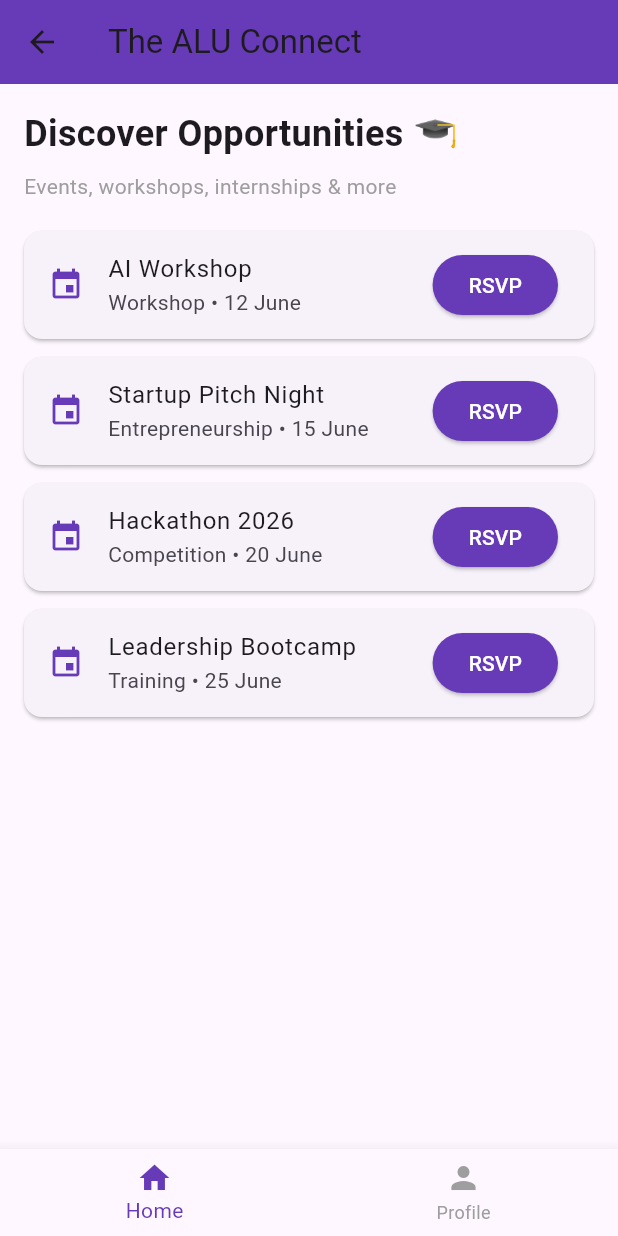
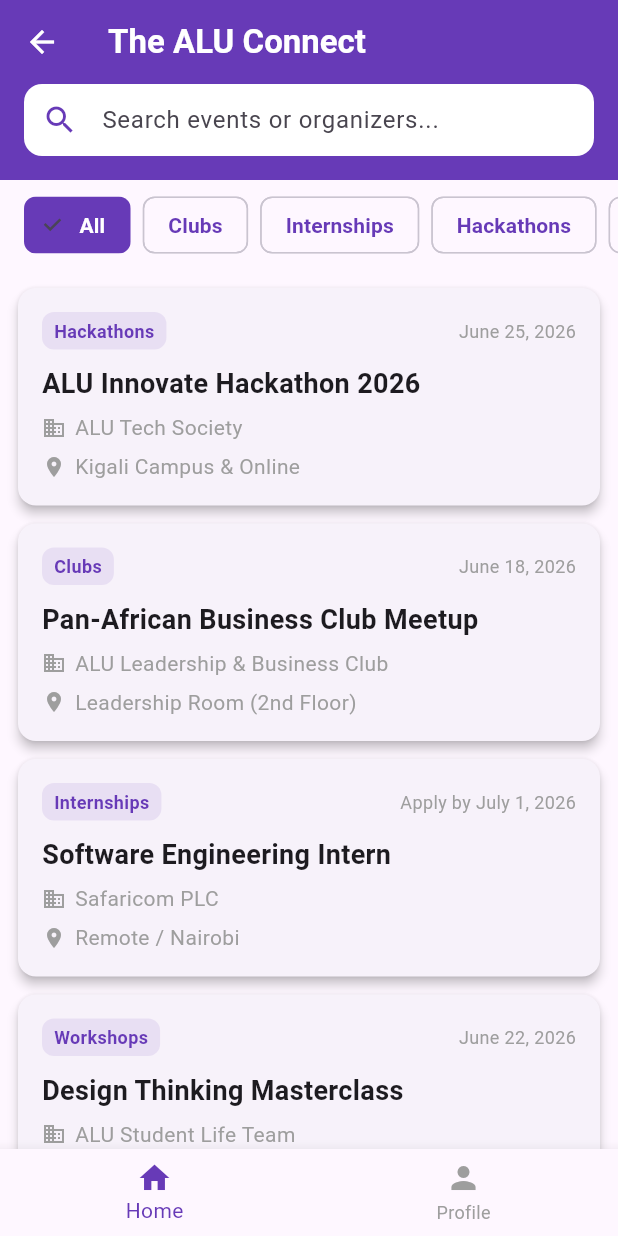
Before and after one commit to EstherShimwa/alu-connect, a Flutter app: the MainScreen screen opened directly, on a phone screen of 412 x 824 dp. Run offline on Flutter 3.47's test engine with Material 3 defaults, Android fonts, the phone set to English and light mode, and no system bars.

Commit message:
Home feed/opportunities

```diff
--- /dev/null
+++ b/lib/screens/event_details_screen.dart
@@ -0,0 +1,118 @@
+// lib/screens/event_details_screen.dart
+import 'package:flutter/material.dart';
+
+class EventDetailsScreen extends StatelessWidget {
+  final Map<String, String> opportunity;
+
+  const EventDetailsScreen({super.key, required this.opportunity});
+
+  @override
+  Widget build(BuildContext context) {
+    return Scaffold(
+      appBar: AppBar(
+        title: const Text('Opportunity Details'),
+        backgroundColor: Colors.deepPurple,
+        foregroundColor: Colors.white,
+      ),
+      body: SingleChildScrollView(
+        padding: const EdgeInsets.all(20),
+        child: Column(
+          crossAxisAlignment: CrossAxisAlignment.start,
+          children: [
+            // Category Badge
+            Container(
+              padding: const EdgeInsets.symmetric(horizontal: 10, vertical: 6),
+              decoration: BoxDecoration(
+                color: Colors.deepPurple,
+                borderRadius: BorderRadius.circular(8),
+              ),
+              child: Text(
+                opportunity['category']!.toUpperCase(),
+                style: const TextStyle(color: Colors.white, fontSize: 12, fontWeight: FontWeight.bold),
+              ),
+            ),
+            const SizedBox(height: 15),
+
+            // Title
+            Text(
+              opportunity['title']!,
+              style: const TextStyle(fontSize: 24, fontWeight: FontWeight.bold),
+            ),
+            const SizedBox(height: 10),
+
+            // Host Information
+            Text(
+              'Hosted by: ${opportunity['organizer']}',
+              style: const TextStyle(fontSize: 16, fontStyle: FontStyle.italic, color: Colors.black87),
+            ),
+            const Divider(height: 30, thickness: 1),
+
+            // Logistics info box
+            Row(
+              children: [
+                const Icon(Icons.calendar_today, color: Colors.deepPurple),
+                const SizedBox(width: 10),
+                Text(opportunity['date']!, style: const TextStyle(fontSize: 15)),
+              ],
+            ),
+            const SizedBox(height: 15),
+            Row(
+              children: [
+                const Icon(Icons.location_on, color: Colors.deepPurple),
+                const SizedBox(width: 10),
+                Expanded(
+                  child: Text(opportunity['location']!, style: const TextStyle(fontSize: 15)),
+                ),
+              ],
+            ),
+            const Divider(height: 30, thickness: 1),
+
+            // Description Header
+            const Text(
+              'About this Opportunity',
+              style: TextStyle(fontSize: 18, fontWeight: FontWeight.bold),
+            ),
+            const SizedBox(height: 10),
+
+            // Body Description
+            Text(
+              opportunity['description']!,
+              style: const TextStyle(fontSize: 15, height: 1.5, color: Colors.black54),
+            ),
+            const SizedBox(height: 40),
+
+            // RSVP Action Area Placeholder (for Person 3)
+            SizedBox(
+              width: double.infinity,
+              height: 50,
+              child: ElevatedButton(
+                onPressed: () {
+                  // Basic Alert Dialog to satisfy interaction requirements for now
+                  showDialog(
+                    context: context,
+                    builder: (context) => AlertDialog(
+                      title: const Text('RSVP Triggered'),
+                      content: const Text('This button hook will be fully configured by Person 3 to handle user RSVP statuses!'),
+                      actions: [
+                        TextButton(
+                          onPressed: () => Navigator.pop(context),
+                          child: const Text('OK'),
+                        )
+                      ],
+                    ),
+                  );
+                },
+                style: ElevatedButton.styleFrom(
+                  backgroundColor: Colors.deepPurple,
+                  foregroundColor: Colors.white,
+                  shape: RoundedRectangleBorder(borderRadius: BorderRadius.circular(12)),
+                ),
+                child: const Text('RSVP / Register', style: TextStyle(fontSize: 16, fontWeight: FontWeight.bold)),
+              ),
+            ),
+          ],
+        ),
+      ),
+    );
+  }
+}
--- /dev/null
+++ b/lib/screens/home_feed_screen.dart
@@ -0,0 +1,223 @@
+// lib/screens/home_feed_screen.dart
+import 'package:flutter/material.dart';
+import 'event_details_screen.dart';
+
+class HomeFeedScreen extends StatefulWidget {
+  const HomeFeedScreen({super.key});
+
+  @override
+  State<HomeFeedScreen> createState() => _HomeFeedScreenState();
+}
+
+class _HomeFeedScreenState extends State<HomeFeedScreen> {
+  // Mock data tailored to the ALU ecosystem
+  final List<Map<String, String>> _allOpportunities = [
+    {
+      'id': '1',
+      'title': 'ALU Innovate Hackathon 2026',
+      'category': 'Hackathons',
+      'organizer': 'ALU Tech Society',
+      'date': 'June 25, 2026',
+      'location': 'Kigali Campus & Online',
+      'description': 'Collaborate with fellow ALU peers to build scalable solutions for real-world African challenges. Great prizes and mentorship opportunities await!',
+    },
+    {
+      'id': '2',
+      'title': 'Pan-African Business Club Meetup',
+      'category': 'Clubs',
+      'organizer': 'ALU Leadership & Business Club',
+      'date': 'June 18, 2026',
+      'location': 'Leadership Room (2nd Floor)',
+      'description': 'Network with fellow student entrepreneurs and discuss upcoming campus startup initiatives and project funding sources.',
+    },
+    {
+      'id': '3',
+      'title': 'Software Engineering Intern',
+      'category': 'Internships',
+      'organizer': 'Safaricom PLC',
+      'date': 'Apply by July 1, 2026',
+      'location': 'Remote / Nairobi',
+      'description': 'An exciting 3-month internship opportunity for ALU ALU computing students to dive into enterprise cloud development.',
+    },
+    {
+      'id': '4',
+      'title': 'Design Thinking Masterclass',
+      'category': 'Workshops',
+      'organizer': 'ALU Student Life Team',
+      'date': 'June 22, 2026',
+      'location': 'Auditorium 1',
+      'description': 'Learn how to apply human-centered design frameworks to your school projects and entrepreneurial ventures.',
+    },
+  ];
+
+  String _searchQuery = "";
+  String _selectedCategory = "All";
+
+  final List<String> _categories = ["All", "Clubs", "Internships", "Hackathons", "Workshops"];
+
+  @override
+  Widget build(BuildContext context) {
+    // Filter logic based on category and search query text
+    final filteredOpportunities = _allOpportunities.where((opportunity) {
+      final matchesCategory = _selectedCategory == "All" || opportunity['category'] == _selectedCategory;
+      final matchesSearch = opportunity['title']!.toLowerCase().contains(_searchQuery.toLowerCase()) ||
+          opportunity['organizer']!.toLowerCase().contains(_searchQuery.toLowerCase());
+      return matchesCategory && matchesSearch;
+    }).toList();
+
+    return Scaffold(
+      appBar: AppBar(
+        title: const Text('The ALU Connect', style: TextStyle(fontWeight: FontWeight.bold)),
+        backgroundColor: Colors.deepPurple,
+        foregroundColor: Colors.white,
+        elevation: 0,
+      ),
+      body: Column(
+        children: [
+          // Search & Filter Box Header
+          Container(
+            color: Colors.deepPurple,
+            padding: const EdgeInsets.only(left: 16, right: 16, bottom: 16),
+            child: TextField(
+              onChanged: (value) => setState(() => _searchQuery = value),
+              style: const TextStyle(color: Colors.black),
+              decoration: InputDecoration(
+                filled: true,
+                fillColor: Colors.white,
+                hintText: 'Search events or organizers...',
+                prefixIcon: const Icon(Icons.search, color: Colors.deepPurple),
+                border: OutlineInputBorder(
+                  borderRadius: BorderRadius.circular(12),
+                  borderSide: BorderSide.none,
+                ),
+                contentPadding: const EdgeInsets.symmetric(vertical: 0),
+              ),
+            ),
+          ),
+
+          // Categories horizontal scroll list
+          SizedBox(
+            height: 60,
+            child: ListView.builder(
+              scrollDirection: Axis.horizontal,
+              padding: const EdgeInsets.symmetric(horizontal: 12, vertical: 8),
+              itemCount: _categories.length,
+              itemBuilder: (context, index) {
+                final category = _categories[index];
+                final isSelected = _selectedCategory == category;
+                return Padding(
+                  padding: const EdgeInsets.symmetric(horizontal: 4),
+                  child: FilterChip(
+                    label: Text(category),
+                    selected: isSelected,
+                    selectedColor: Colors.deepPurple,
+                    labelStyle: TextStyle(
+                      color: isSelected ? Colors.white : Colors.deepPurple,
+                      fontWeight: FontWeight.bold,
+                    ),
+                    onSelected: (bool selected) {
+                      setState(() {
+                        _selectedCategory = category;
+                      });
+                    },
+                  ),
+                );
+              },
+            ),
+          ),
+
+          // Dynamic Opportunities list
+          Expanded(
+            child: filteredOpportunities.isEmpty
+                ? const Center(child: Text('No opportunities found.'))
+                : ListView.builder(
+                    padding: const EdgeInsets.all(12),
+                    itemCount: filteredOpportunities.length,
+                    itemBuilder: (context, index) {
+                      final item = filteredOpportunities[index];
+                      return Card(
+                        elevation: 3,
+                        margin: const EdgeInsets.only(bottom: 12),
+                        shape: RoundedRectangleBorder(borderRadius: BorderRadius.circular(12)),
+                        child: InkWell(
+                          borderRadius: BorderRadius.circular(12),
+                          onTap: () {
+                            Navigator.push(
+                              context,
+                              MaterialPageRoute(
+                                builder: (context) => EventDetailsScreen(opportunity: item),
+                              ),
+                            );
+                          },
+                          child: Padding(
+                            padding: const EdgeInsets.all(16),
+                            child: Column(
+                              crossAxisAlignment: CrossAxisAlignment.start,
+                              children: [
+                                Row(
+                                  mainAxisAlignment: MainAxisAlignment.spaceBetween,
+                                  children: [
+                                    Container(
+                                      padding: const EdgeInsets.symmetric(horizontal: 8, vertical: 4),
+                                      decoration: BoxDecoration(
+                                        color: Colors.deepPurple.withOpacity(0.1),
+                                        borderRadius: BorderRadius.circular(8),
+                                      ),
+                                      child: Text(
+                                        item['category']!,
+                                        style: const TextStyle(
+                                          color: Colors.deepPurple,
+                                          fontSize: 12,
+                                          fontWeight: FontWeight.bold,
+                                        ),
+                                      ),
+                                    ),
+                                    Text(
+                                      item['date']!,
+                                      style: const TextStyle(color: Colors.grey, fontSize: 12),
+                                    ),
+                                  ],
+                                ),
+                                const SizedBox(height: 10),
+                                Text(
+                                  item['title']!,
+                                  style: const TextStyle(fontSize: 18, fontWeight: FontWeight.bold),
+                                ),
+                                const SizedBox(height: 6),
+                                Row(
+                                  children: [
+                                    const Icon(Icons.business, size: 16, color: Colors.grey),
+                                    const SizedBox(width: 6),
+                                    Text(
+                                      item['organizer']!,
+                                      style: const TextStyle(color: Colors.grey),
+                                    ),
+                                  ],
+                                ),
+                                const SizedBox(height: 6),
+                                Row(
+                                  children: [
+                                    const Icon(Icons.location_on, size: 16, color: Colors.grey),
+                                    const SizedBox(width: 6),
+                                    Expanded(
+                                      child: Text(
+                                        item['location']!,
+                                        style: const TextStyle(color: Colors.grey),
+                                        overflow: TextOverflow.ellipsis,
+                                      ),
+                                    ),
+                                  ],
+                                ),
+                              ],
+                            ),
+                          ),
+                        ),
+                      );
+                    },
+                  ),
+          ),
+        ],
+      ),
+    );
+  }
+}
--- a/lib/screens/home_screen.dart
+++ b/lib/screens/home_screen.dart
@@ -1,94 +1,11 @@
 import 'package:flutter/material.dart';
+import 'home_feed_screen.dart';
 
-class HomeScreen extends StatefulWidget {
+class HomeScreen extends StatelessWidget {
   const HomeScreen({super.key});
 
   @override
-  State<HomeScreen> createState() => _HomeScreenState();
-}
-
-class _HomeScreenState extends State<HomeScreen> {
-  final List<Map<String, String>> events = [
-    {"title": "AI Workshop", "type": "Workshop", "date": "12 June"},
-    {"title": "Startup Pitch Night", "type": "Entrepreneurship", "date": "15 June"},
-    {"title": "Hackathon 2026", "type": "Competition", "date": "20 June"},
-    {"title": "Leadership Bootcamp", "type": "Training", "date": "25 June"},
-  ];
-
-  List<bool> registered = [false, false, false, false];
-
-  void toggleRSVP(int index) {
-    setState(() {
-      registered[index] = !registered[index];
-    });
-  }
-
-  @override
   Widget build(BuildContext context) {
-    return Scaffold(
-      appBar: AppBar(
-        title: const Text("The ALU Connect"),
-        backgroundColor: Colors.deepPurple,
-      ),
-
-      body: SafeArea(
-        child: ListView(
-          padding: const EdgeInsets.all(16),
-
-          children: [
-            const Text(
-              "Discover Opportunities 🎓",
-              style: TextStyle(
-                fontSize: 24,
-                fontWeight: FontWeight.bold,
-              ),
-            ),
-
-            const SizedBox(height: 8),
-
-            const Text(
-              "Events, workshops, internships & more",
-              style: TextStyle(color: Colors.grey),
-            ),
-
-            const SizedBox(height: 20),
-
-            ...events.asMap().entries.map((entry) {
-              int index = entry.key;
-              var event = entry.value;
-              bool isRegistered = registered[index];
-
-              return Card(
-                margin: const EdgeInsets.only(bottom: 12),
-
-                child: ListTile(
-                  leading: const Icon(Icons.event, color: Colors.deepPurple),
-
-                  title: Text(event["title"]!),
-
-                  subtitle: Text(
-                    "${event["type"]} • ${event["date"]}",
-                  ),
-
-                  trailing: ElevatedButton(
-                    onPressed: () => toggleRSVP(index),
-
-                    style: ElevatedButton.styleFrom(
-                      backgroundColor:
-                          isRegistered ? Colors.green : Colors.deepPurple,
-                      foregroundColor: Colors.white,
-                    ),
-
-                    child: Text(
-                      isRegistered ? "Registered ✓" : "RSVP",
-                    ),
-                  ),
-                ),
-              );
-            }).toList(),
-          ],
-        ),
-      ),
-    );
+    return const HomeFeedScreen();
   }
 }
--- a/lib/screens/main_screen.dart
+++ b/lib/screens/main_screen.dart
@@ -1,3 +1,4 @@
+// lib/screens/main_screen.dart
 import 'package:flutter/material.dart';
 import 'home_screen.dart';
 import 'profile_screen.dart';
@@ -12,37 +13,31 @@ class MainScreen extends StatefulWidget {
 class _MainScreenState extends State<MainScreen> {
   int currentIndex = 0;
 
-  final List<Widget> pages = const [
-    HomeScreen(),
-    ProfileScreen(),
-  ];
-
-  void onTabChanged(int index) {
-    setState(() {
-      currentIndex = index;
-    });
-  }
-
   @override
   Widget build(BuildContext context) {
+    final pages = [
+      const HomeScreen(),      // Your feed
+      // TODO: Person 3 - My Events
+      // TODO: Person 4 - Chat/Community
+      const ProfileScreen(),
+    ];
+
     return Scaffold(
-      body: pages[currentIndex],
-
+      body: IndexedStack(
+        index: currentIndex,
+        children: pages,
+      ),
       bottomNavigationBar: BottomNavigationBar(
         currentIndex: currentIndex,
-        onTap: onTabChanged,
+        onTap: (index) => setState(() => currentIndex = index),
         selectedItemColor: Colors.deepPurple,
         unselectedItemColor: Colors.grey,
-
+        type: BottomNavigationBarType.fixed,
         items: const [
-          BottomNavigationBarItem(
-            icon: Icon(Icons.home),
-            label: "Home",
-          ),
-          BottomNavigationBarItem(
-            icon: Icon(Icons.person),
-            label: "Profile",
-          ),
+          BottomNavigationBarItem(icon: Icon(Icons.home), label: "Home"),
+          // BottomNavigationBarItem(icon: Icon(Icons.event), label: "My Events"),
+          // BottomNavigationBarItem(icon: Icon(Icons.chat), label: "Community"),
+          BottomNavigationBarItem(icon: Icon(Icons.person), label: "Profile"),
         ],
       ),
     );
```
Also changed, not shown: 1 other file.
